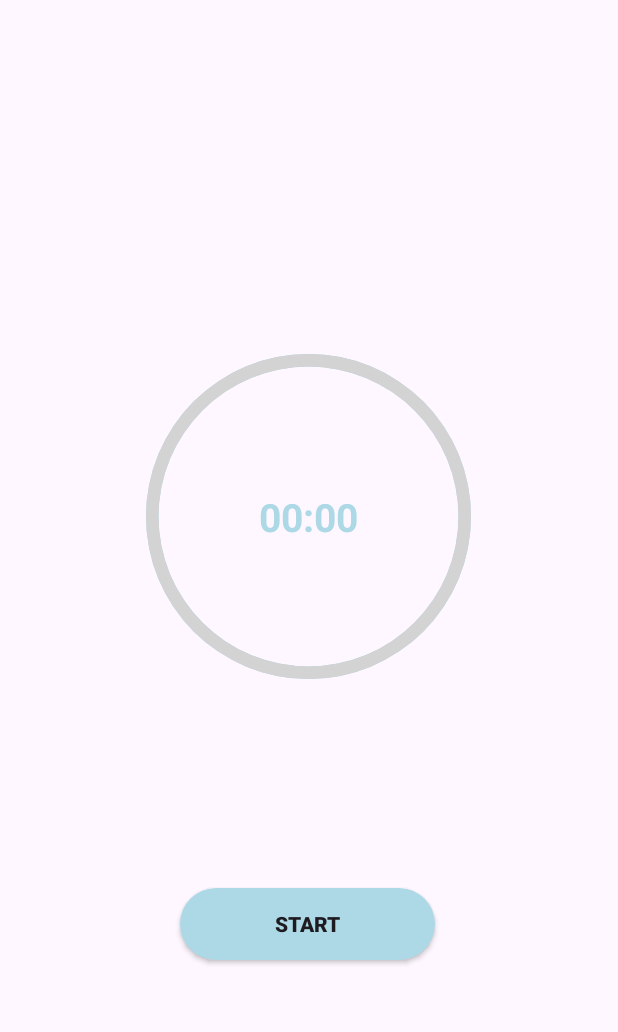
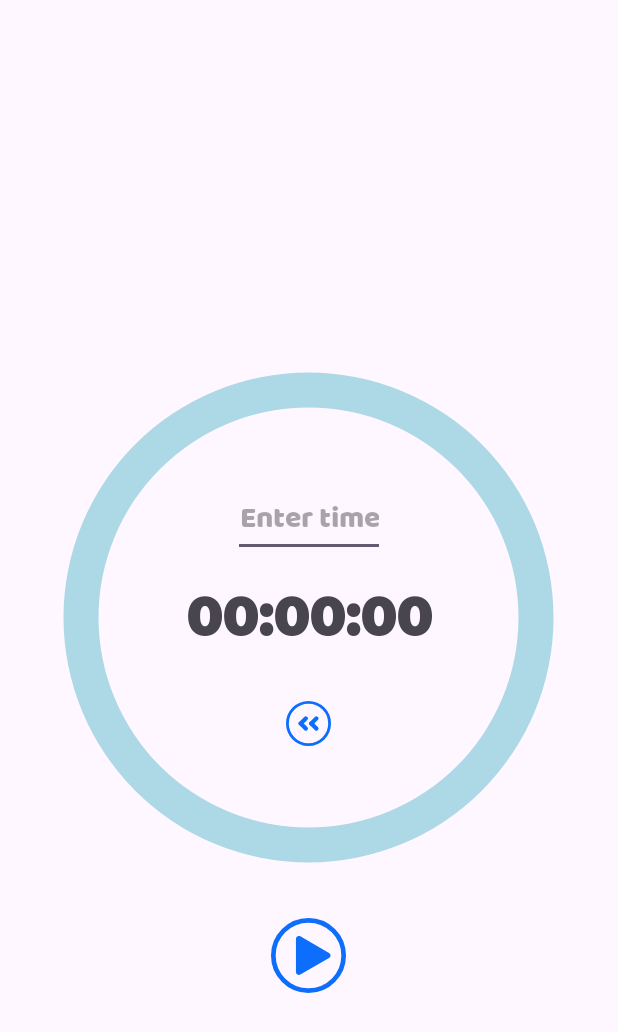
Before and after one commit to RiteshVan/productivity-app, an Android app: the layout fragment_timer.xml on its own in the app's theme, with its tools: preview values and no code run, on a phone screen of 412 x 824 dp. Shown: the top 1032 px of the screen. Run offline under Robolectric (Android 15) with nearby library versions, the phone set to English and light mode, and no system bars.

Commit message:
Added drawable and font files needed and implemented new look timer page

```diff
--- a/product/app/src/main/java/com/example/myapplication/TimerFragment.kt
+++ b/product/app/src/main/java/com/example/myapplication/TimerFragment.kt
@@ -16,14 +16,7 @@ import android.widget.TextView
 
 class TimerFragment : Fragment() {
 
-    private lateinit var spinner: Spinner
-    private lateinit var countDownTimer: CountDownTimer
-    private var timerRunning = false
 
-
-    private lateinit var textViewTimer: TextView
-    private lateinit var progressBar: ProgressBar
-    private lateinit var stopStartPause: Button
 
 
     override fun onCreateView(
@@ -31,23 +24,7 @@ class TimerFragment : Fragment() {
         savedInstanceState: Bundle?
     ): View? {
         val view = inflater.inflate(R.layout.fragment_timer, container, false)
-        textViewTimer = view.findViewById(R.id.timeLeft)
-        progressBar = view.findViewById(R.id.time_progress)
-        stopStartPause = view.findViewById(R.id.start_stop_button)
 
-
-        spinner = view.findViewById(R.id.spinner_time)
-
-        val listItems = listOf(15,25,30,45,60)
-
-        val arrayAdapter = ArrayAdapter(requireContext(),android.R.layout.simple_spinner_item,listItems)
-        arrayAdapter.setDropDownViewResource(android.R.layout.simple_spinner_item)
-        spinner.adapter = arrayAdapter
-
-        val timeChosen= spinner.selectedItem
-
-
-        progressBar.max = 100
 
 
 
--- /dev/null
+++ b/product/app/src/main/res/drawable/play_blue_button_icon.xml
@@ -0,0 +1,18 @@
+<vector xmlns:android="http://schemas.android.com/apk/res/android"
+    android:width="512dp"
+    android:height="512dp"
+    android:viewportWidth="512"
+    android:viewportHeight="512">
+  <group>
+    <clip-path
+        android:pathData="M0,0h512v512h-512z"/>
+    <path
+        android:pathData="M256,256m-240,0a240,240 0,1 1,480 0a240,240 0,1 1,-480 0"
+        android:strokeWidth="32"
+        android:fillColor="#00000000"
+        android:strokeColor="#0D6EFD"/>
+    <path
+        android:pathData="M396.33,238.35C409.67,246.04 409.67,265.29 396.33,272.99L200.33,386.15C187,393.85 170.33,384.22 170.33,368.83L170.33,142.51C170.33,127.11 187,117.49 200.33,125.19L396.33,238.35Z"
+        android:fillColor="#0D6EFD"/>
+  </group>
+</vector>
--- /dev/null
+++ b/product/app/src/main/res/drawable/restart_timer_icon.xml
@@ -0,0 +1,27 @@
+<vector xmlns:android="http://schemas.android.com/apk/res/android"
+    android:width="512dp"
+    android:height="512dp"
+    android:viewportWidth="512"
+    android:viewportHeight="512">
+  <group>
+    <clip-path
+        android:pathData="M0,0h512v512h-512z"/>
+    <path
+        android:pathData="M256,256m-240,0a240,240 0,1 1,480 0a240,240 0,1 1,-480 0"
+        android:strokeWidth="32"
+        android:fillColor="#00000000"
+        android:strokeColor="#0D6EFD"/>
+    <path
+        android:pathData="M244.31,214.08L182.08,276.31A20,20 0,0 1,153.8 276.31L148.14,270.65A20,20 68.58,0 1,148.14 242.37L210.37,180.14A20,20 0,0 1,238.65 180.14L244.31,185.8A20,20 0,0 1,244.31 214.08z"
+        android:fillColor="#0D6EFD"/>
+    <path
+        android:pathData="M210.59,332.53L148.37,270.31A20,20 0,0 1,148.37 242.02L154.02,236.37A20,20 0,0 1,182.31 236.37L244.53,298.59A20,20 0,0 1,244.53 326.88L238.88,332.53A20,20 0,0 1,210.59 332.53z"
+        android:fillColor="#0D6EFD"/>
+    <path
+        android:pathData="M364.31,214.08L302.08,276.31A20,20 0,0 1,273.8 276.31L268.14,270.65A20,20 68.58,0 1,268.14 242.37L330.37,180.14A20,20 0,0 1,358.65 180.14L364.31,185.8A20,20 0,0 1,364.31 214.08z"
+        android:fillColor="#0D6EFD"/>
+    <path
+        android:pathData="M330.59,332.53L268.37,270.31A20,20 0,0 1,268.37 242.02L274.02,236.37A20,20 0,0 1,302.31 236.37L364.53,298.59A20,20 0,0 1,364.53 326.88L358.88,332.53A20,20 0,0 1,330.59 332.53z"
+        android:fillColor="#0D6EFD"/>
+  </group>
+</vector>
--- /dev/null
+++ b/product/app/src/main/res/drawable/timer_circular_progress_bar.xml
@@ -0,0 +1,16 @@
+<?xml version="1.0" encoding="utf-8"?>
+<layer-list xmlns:android="http://schemas.android.com/apk/res/android">
+
+    <item>
+        <shape
+            android:shape="ring"
+            android:innerRadiusRatio="2.5"
+            android:thicknessRatio="15"
+            android:useLevel="false"
+            >
+            <solid
+                android:color="@color/light_blue"
+                />
+        </shape>
+    </item>
+</layer-list>
--- a/product/app/src/main/res/layout/fragment_analysis.xml
+++ b/product/app/src/main/res/layout/fragment_analysis.xml
@@ -9,6 +9,6 @@
     <TextView
         android:layout_width="match_parent"
         android:layout_height="match_parent"
-        android:text="@string/hello_blank_fragment" />
+        android:text="hello_blank_fragment" />
 
 </FrameLayout>
--- a/product/app/src/main/res/layout/fragment_timer.xml
+++ b/product/app/src/main/res/layout/fragment_timer.xml
@@ -1,83 +1,70 @@
 <?xml version="1.0" encoding="utf-8"?>
-<androidx.constraintlayout.widget.ConstraintLayout xmlns:android="http://schemas.android.com/apk/res/android"
+<RelativeLayout xmlns:android="http://schemas.android.com/apk/res/android"
     xmlns:tools="http://schemas.android.com/tools"
     android:layout_width="match_parent"
     android:layout_height="match_parent"
-    xmlns:app="http://schemas.android.com/apk/res-auto"
     tools:context=".TimerFragment">
 
-
-
-
-    <FrameLayout
+    <ProgressBar
         android:id="@+id/progress_bar"
-        android:layout_width="250dp"
-        android:layout_height="250dp"
-        app:layout_constraintBottom_toBottomOf="parent"
-        app:layout_constraintEnd_toEndOf="parent"
-        app:layout_constraintHorizontal_bias="0.496"
-        app:layout_constraintStart_toStartOf="parent"
-        app:layout_constraintTop_toTopOf="parent"
-        app:layout_constraintVertical_bias="0.382">
-        <Spinner
-            android:id="@+id/spinner_time"
-            android:layout_width="wrap_content"
-            android:layout_height="wrap_content"
-            tools:layout_editor_absoluteX="137dp"
-            android:background="@color/light_blue"
-            tools:layout_editor_absoluteY="156dp"
-            android:gravity="center"
-            android:layout_gravity="top"
-
-            tools:ignore="MissingConstraints" />
-
-        <ProgressBar
-            android:id="@+id/time_progress"
-            android:layout_width="match_parent"
-            android:layout_height="match_parent"
-            android:layout_gravity="center"
+        style="@style/Widget.AppCompat.ProgressBar.Horizontal"
+        android:layout_width="350dp"
+        android:layout_height="350dp"
+        android:layout_centerInParent="true"
+        android:progressDrawable="@drawable/timer_circular_progress_bar"
         android:indeterminate="false"
         android:max="100"
         android:progress="100"
         android:rotation="90"
-            style="@style/Widget.AppCompat.ProgressBar.Horizontal"
-            android:background="@drawable/progress_bar__blue"
-            android:progressDrawable="@drawable/progress_bar_gray"
-            />
-        <LinearLayout
-            android:layout_width="match_parent"
-            android:layout_height="match_parent"
-            android:orientation="vertical"
-            android:gravity="center"
-            >
-            <TextView
-                android:id="@+id/timeLeft"
-                android:layout_width="match_parent"
-                android:layout_height="wrap_content"
-                android:text="00:00"
-                android:textStyle="bold"
-                android:textSize="26dp"
-                android:textColor="@color/light_blue"
-                android:gravity="center"
-
         />
 
-        </LinearLayout>
+    <EditText
+        android:layout_height="wrap_content"
+        android:layout_width="wrap_content"
+        android:hint="Enter time"
+        android:textSize="20sp"
+        android:fontFamily="@font/baloo"
+        android:id="@+id/edit_text_time"
+        android:layout_centerHorizontal="true"
+        android:gravity="center"
+        android:layout_marginBottom="10dp"
+        android:layout_above="@id/text_view_time"
+        android:inputType="number"
+        android:maxLength="2"
+        android:maxLines="1"
+        android:maxEms="5"
+        />
 
-    </FrameLayout>
+    <TextView
+        android:id="@+id/text_view_time"
+        android:layout_height="wrap_content"
+        android:layout_width="wrap_content"
+        android:layout_centerInParent="true"
+        android:text="00:00:00"
+        android:textSize="40sp"
+        android:fontFamily="@font/baloo"
+        android:textStyle="bold"
+        />
 
-    <androidx.appcompat.widget.AppCompatButton
+    <ImageView
+        android:id="@+id/reset_button"
+        android:layout_height="30dp"
+        android:layout_width="30dp"
+        android:layout_below="@id/text_view_time"
+        android:layout_centerInParent="true"
+        android:layout_marginTop="25dp"
+        android:src="@drawable/restart_timer_icon"
+        />
+
+    <ImageView
         android:id="@+id/start_stop_button"
-        android:layout_width="170dp"
-        android:layout_height="wrap_content"
-        android:layout_marginBottom="184dp"
-        android:background="@drawable/timer_button_bg"
-        android:text="START"
-        android:textStyle="bold"
-        app:layout_constraintBottom_toBottomOf="parent"
-        app:layout_constraintEnd_toEndOf="parent"
-        app:layout_constraintHorizontal_bias="0.497"
-        app:layout_constraintStart_toStartOf="parent">
+        android:layout_width="50dp"
+        android:layout_height="50dp"
+        android:layout_below="@+id/progress_bar"
+        android:layout_centerHorizontal="true"
+        android:layout_marginTop="25dp"
+        android:src="@drawable/play_blue_button_icon"
+        />
 
-    </androidx.appcompat.widget.AppCompatButton>
-</androidx.constraintlayout.widget.ConstraintLayout>
+
+</RelativeLayout>
```
Also changed, not shown: product/app/src/main/res/font/baloo.ttf (added). Lines whose indentation alone changed are shown as unchanged.
